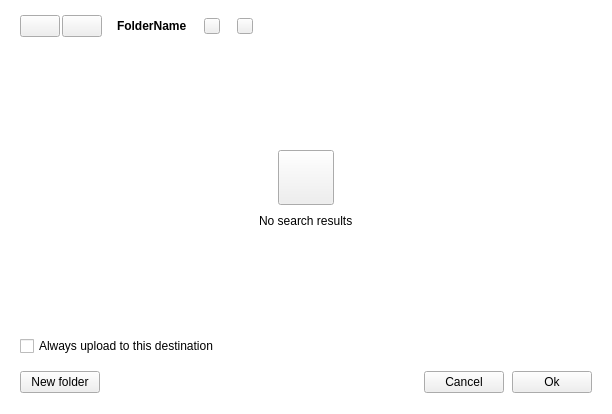
First picture: the form in src/MEGASync/node_selector/gui/ui/NodeSelectorTreeViewWidget.ui, repository meganz/MEGAsync, before the edit.
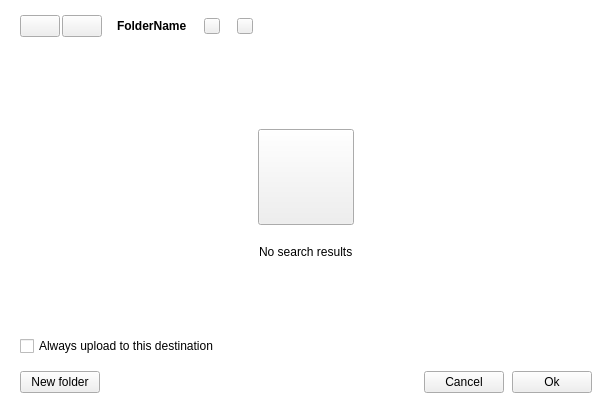
Second picture: the form after the edit. The open tabs and pages were chosen to show the change. Icons and pictures are not drawn. Custom widgets are drawn as their Qt base class.

Diff of the .ui file:
```diff
--- a/src/MEGASync/node_selector/gui/ui/NodeSelectorTreeViewWidget.ui
+++ b/src/MEGASync/node_selector/gui/ui/NodeSelectorTreeViewWidget.ui
@@ -24,19 +24,6 @@
 background-color: #FFFFFF; /*colorToken.page-background*/
 color: #303233; /*colorToken.text-primary*/
 border: none;
-}
-
-NodeSelectorTreeView::item::selected
-{
-background-color: transparent;
-}
-
-
-#searchEmptyInfoWidget
-{
-color:#3D3D3D;
-font-size:16px;
-font-weight: 700;
 }</string>
   </property>
   <layout class="QVBoxLayout" name="verticalLayout_6">
@@ -589,6 +576,18 @@
             </property>
             <layout class="QVBoxLayout" name="verticalLayout">
              <property name="spacing">
+              <number>20</number>
+             </property>
+             <property name="leftMargin">
+              <number>0</number>
+             </property>
+             <property name="topMargin">
+              <number>0</number>
+             </property>
+             <property name="rightMargin">
+              <number>0</number>
+             </property>
+             <property name="bottomMargin">
               <number>0</number>
              </property>
              <item>
@@ -605,7 +604,19 @@
               </spacer>
              </item>
              <item alignment="Qt::AlignHCenter|Qt::AlignVCenter">
-              <widget class="QToolButton" name="emptyIcon">
+              <widget class="IconLabel" name="emptyIcon">
+               <property name="minimumSize">
+                <size>
+                 <width>96</width>
+                 <height>96</height>
+                </size>
+               </property>
+               <property name="maximumSize">
+                <size>
+                 <width>96</width>
+                 <height>96</height>
+                </size>
+               </property>
                <property name="text">
                 <string notr="true"/>
                </property>
@@ -615,8 +626,8 @@
                </property>
                <property name="iconSize">
                 <size>
-                 <width>48</width>
-                 <height>48</height>
+                 <width>96</width>
+                 <height>96</height>
                 </size>
                </property>
               </widget>
@@ -630,6 +641,21 @@
                 </size>
                </property>
                <layout class="QHBoxLayout" name="horizontalLayout_4">
+                <property name="spacing">
+                 <number>0</number>
+                </property>
+                <property name="leftMargin">
+                 <number>0</number>
+                </property>
+                <property name="topMargin">
+                 <number>0</number>
+                </property>
+                <property name="rightMargin">
+                 <number>0</number>
+                </property>
+                <property name="bottomMargin">
+                 <number>0</number>
+                </property>
                 <item alignment="Qt::AlignRight">
                  <widget class="QLabel" name="textLabel">
                   <property name="text">
@@ -796,6 +822,11 @@
    <extends>QTreeView</extends>
    <header>node_selector/gui/NodeSelectorTreeView.h</header>
   </customwidget>
+  <customwidget>
+   <class>IconLabel</class>
+   <extends>QToolButton</extends>
+   <header>TokenizableItems/IconLabel.h</header>
+  </customwidget>
  </customwidgets>
  <resources>
   <include location="../../../gui/Resources_common.qrc"/>
```
Left out of the diff: 27 changed lines with no effect on the pictures.
